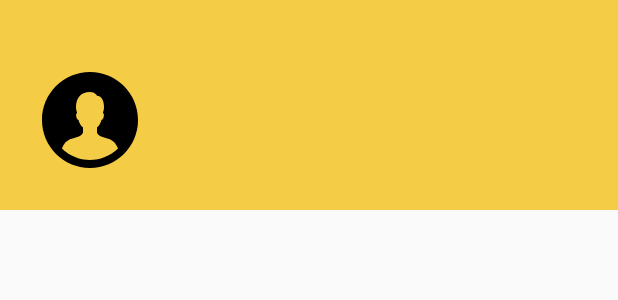
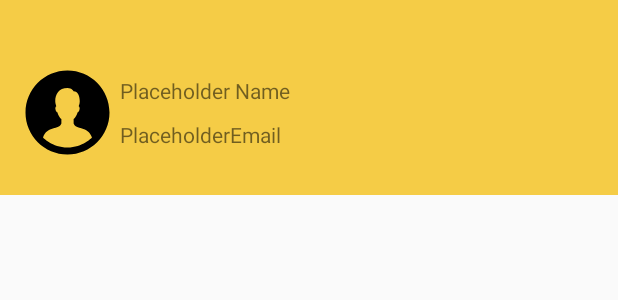
Before and after one commit to SparkDevF19/mobiledev-android, an Android app: the layout nav_header.xml on its own in the app's theme, with its tools: preview values and no code run, on a phone screen of 412 x 824 dp. Shown: the top 300 px of the screen. Run offline under Robolectric (Android 15) with nearby library versions, the phone set to English and light mode, and no system bars.

Commit message:
Change image view margins

```diff
--- a/app/src/main/res/layout/nav_header.xml
+++ b/app/src/main/res/layout/nav_header.xml
@@ -1,26 +1,59 @@
 <?xml version="1.0" encoding="utf-8"?>
 <LinearLayout xmlns:android="http://schemas.android.com/apk/res/android"
+    xmlns:app="http://schemas.android.com/apk/res-auto"
+    xmlns:tools="http://schemas.android.com/tools"
     android:id="@+id/nav_header"
     android:layout_width="match_parent"
     android:layout_height="wrap_content"
     android:background="@color/colorAccent"
     android:orientation="vertical">
 
-    <FrameLayout
+    <androidx.constraintlayout.widget.ConstraintLayout
+        android:id="@+id/frameLayout"
         android:layout_width="match_parent"
         android:layout_height="wrap_content"
+        android:layout_marginStart="10dp"
         android:layout_marginTop="40dp"
-        android:layout_marginStart="20dp"
+        android:layout_marginEnd="20dp"
         android:layout_marginBottom="20dp"
-        android:layout_marginEnd="20dp"
         android:background="@color/colorAccent">
 
-        <ImageView
-            android:layout_width="80dp"
-            android:layout_height="80dp"
-            android:contentDescription="avatar"
-            android:src="@drawable/ic_avatar" />
 
-    </FrameLayout>
+        <LinearLayout
+            android:layout_width="match_parent"
+            android:layout_height="match_parent"
+            android:orientation="horizontal">
+
+            <ImageView
+                android:id="@+id/imageView"
+                android:layout_width="70dp"
+                android:layout_height="70dp"
+                android:contentDescription="avatar"
+                android:src="@drawable/ic_avatar" />
+
+            <LinearLayout
+                android:layout_width="match_parent"
+                android:layout_height="match_parent"
+                android:gravity="center"
+                android:orientation="vertical">
+
+                <TextView
+                    android:id="@+id/userName"
+                    android:layout_width="match_parent"
+                    android:layout_height="wrap_content"
+                    android:layout_marginBottom="10dp"
+                    android:text="@string/user_name" />
+
+                <TextView
+                    android:id="@+id/userEmail"
+                    android:layout_width="match_parent"
+                    android:layout_height="wrap_content"
+                    android:text="@string/user_email" />
+
+            </LinearLayout>
+        </LinearLayout>
+
+
+    </androidx.constraintlayout.widget.ConstraintLayout>
 
 </LinearLayout>
```
